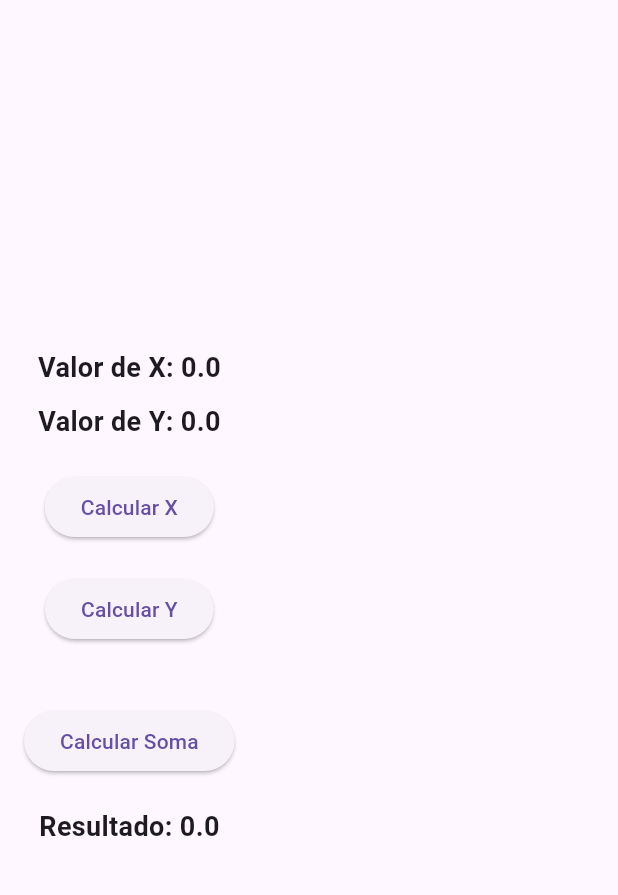
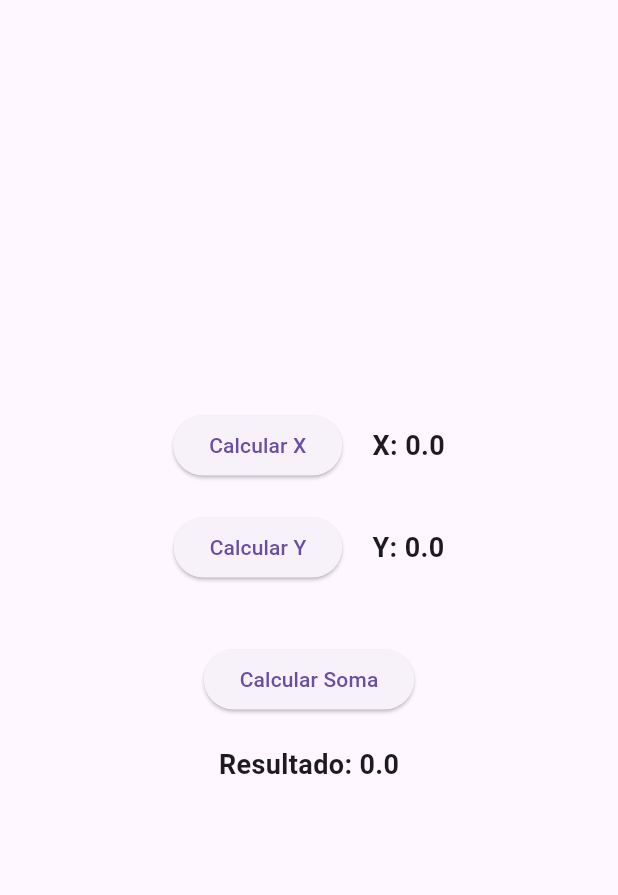
Before and after one commit to brunojamelli/calculadora_simples, a Flutter app: the screen it shows after launch, on a phone screen of 412 x 824 dp, the part 63-958 px from its top. Run offline on Flutter 3.47's test engine with Material 3 defaults, Android fonts, the phone set to English and light mode, and no system bars.

Commit message:
feat: formatando TextFields de valores que vem da tela 2

```diff
--- a/lib/main.dart
+++ b/lib/main.dart
@@ -65,24 +65,36 @@ class _Tela1State extends State<Tela1> {
         child: Column(
           mainAxisAlignment: MainAxisAlignment.center,
           children: [
-            Text(
-              'Valor de X: $x',
-              style: TextStyle(fontSize: 18, fontWeight: FontWeight.bold),
-            ),
-            SizedBox(height: 10),
-            Text(
-              'Valor de Y: $y',
-              style: TextStyle(fontSize: 18, fontWeight: FontWeight.bold),
-            ),
-            SizedBox(height: 20),
+            // Linha para X
+            Row(
+              mainAxisAlignment: MainAxisAlignment.center,
+              children: [
                 ElevatedButton(
                   onPressed: () => _navegarParaTela2(context, 'x'),
                   child: Text('Calcular X'),
                 ),
+                SizedBox(width: 20),
+                Text(
+                  'X: $x',
+                  style: TextStyle(fontSize: 18, fontWeight: FontWeight.bold),
+                ),
+              ],
+            ),
             SizedBox(height: 20),
+            // Linha para Y
+            Row(
+              mainAxisAlignment: MainAxisAlignment.center,
+              children: [
                 ElevatedButton(
                   onPressed: () => _navegarParaTela2(context, 'y'),
                   child: Text('Calcular Y'),
+                ),
+                SizedBox(width: 20),
+                Text(
+                  'Y: $y',
+                  style: TextStyle(fontSize: 18, fontWeight: FontWeight.bold),
+                ),
+              ],
             ),
             SizedBox(height: 40),
             ElevatedButton(
```
Lines whose indentation alone changed are shown as unchanged.
